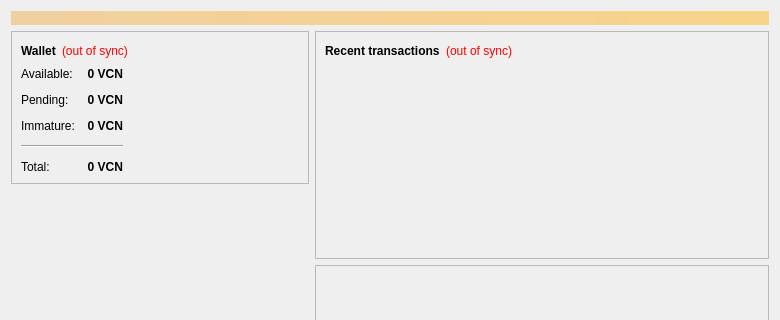
This is src/qt/forms/overviewpage.ui in gjhiggins/vcoin09 as Qt 5 draws it before an edit; both pictures show x 0 to 780 and y 0 to 320 of the 780 by 480 pixel window. The edited form follows.
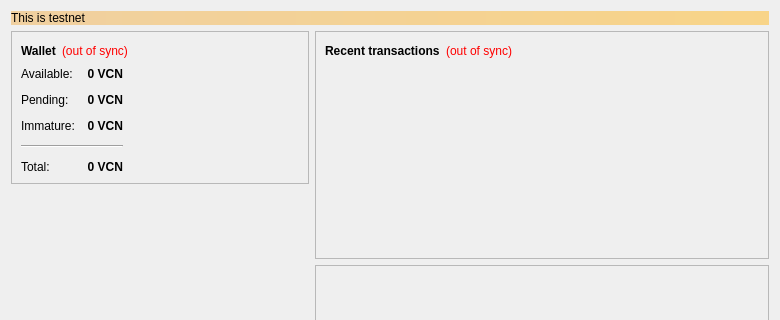
This is the edited form. Icons and pictures are not drawn. Custom widgets are drawn as their Qt base class.

The edit to the form file:
```diff
--- a/src/qt/forms/overviewpage.ui
+++ b/src/qt/forms/overviewpage.ui
@@ -22,6 +22,9 @@
      <property name="styleSheet">
       <string notr="true">background-color: qlineargradient(x1: 0, y1: 0, x2: 1, y2: 0, stop:0 #F0D0A0, stop:1 #F8D488); color:#000000;</string>
      </property>
+     <property name="text">
+      <string>This is testnet</string>
+     </property>
      <property name="wordWrap">
       <bool>true</bool>
      </property>
```
